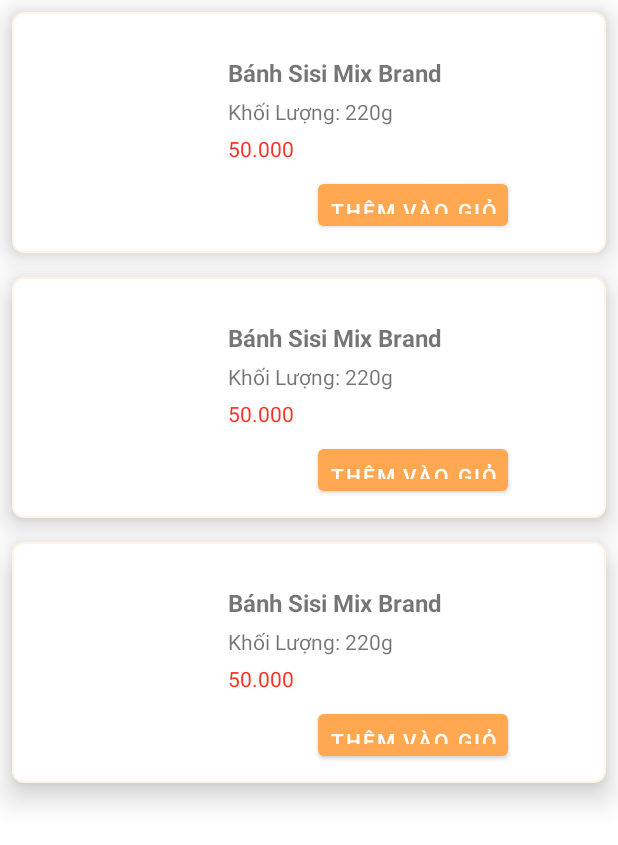
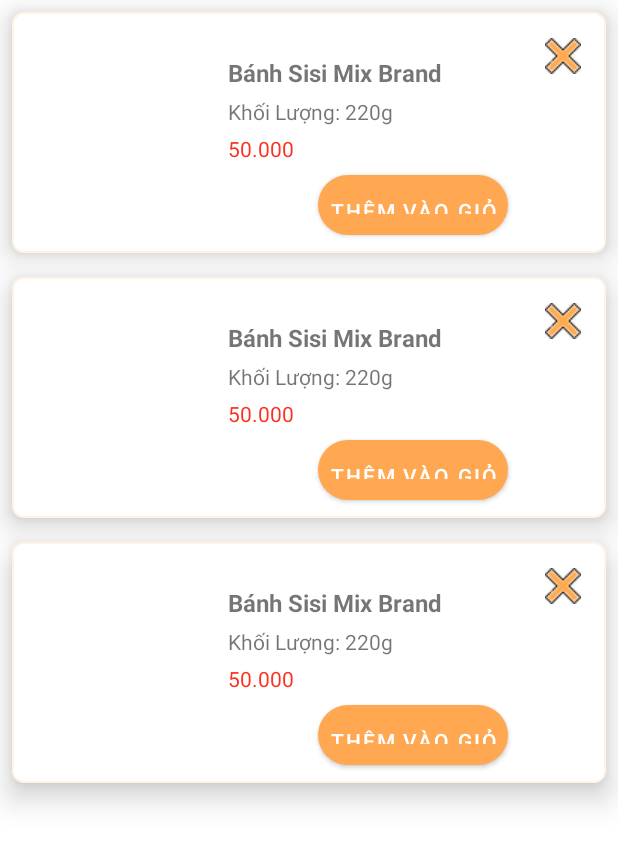
Before and after one commit to Trang90/ADemo, an Android app: the layout fragment_favorite.xml on its own in the app's theme, with its tools: preview values and no code run, on a phone screen of 412 x 824 dp. Shown: the top 845 px of the screen. Run offline under Robolectric (Android 15) with nearby library versions, the phone set to English and light mode, and no system bars.

Commit message:
fix favotite

```diff
--- a/app/src/main/java/com/asiasquare/byteg/shoppingdemo/detail/DetailFragment.kt
+++ b/app/src/main/java/com/asiasquare/byteg/shoppingdemo/detail/DetailFragment.kt
@@ -66,7 +66,7 @@ class DetailFragment : Fragment(){
 
         binding.ivFavorite.setOnClickListener {
             //Toast.makeText(context, "Favorite item is added", Toast.LENGTH_SHORT).show()
-            viewModel.onAddFavoriteClicking()
+            viewModel.onFavoriteClicking()
         }
 
     }
--- a/app/src/main/java/com/asiasquare/byteg/shoppingdemo/itemlist/ItemListFragmentViewModel.kt
+++ b/app/src/main/java/com/asiasquare/byteg/shoppingdemo/itemlist/ItemListFragmentViewModel.kt
@@ -6,7 +6,6 @@ import androidx.lifecycle.*
 import com.asiasquare.byteg.shoppingdemo.backendservice.ServerApi
 import com.asiasquare.byteg.shoppingdemo.database.AsiaDatabase
 import com.asiasquare.byteg.shoppingdemo.database.items.NetworkItem
-import com.asiasquare.byteg.shoppingdemo.repository.ItemListRepository
 import kotlinx.coroutines.Dispatchers
 import kotlinx.coroutines.flow.MutableStateFlow
 import kotlinx.coroutines.flow.flatMapLatest
--- /dev/null
+++ b/app/src/main/res/drawable/custom_button.xml
@@ -0,0 +1,11 @@
+<?xml version="1.0" encoding="utf-8"?>
+<shape xmlns:android="http://schemas.android.com/apk/res/android"
+    android:shape="rectangle"
+    >
+
+    <corners android:radius="30dp" />
+    <solid android:color="@color/colorAccent" />
+    <padding android:left="5dp"
+        android:right="5dp"/>
+
+</shape>
--- a/app/src/main/res/layout/fragment_favorite.xml
+++ b/app/src/main/res/layout/fragment_favorite.xml
@@ -18,5 +18,44 @@
         tools:listitem="@layout/grid_view_favorite_item"
         app:layoutManager="androidx.recyclerview.widget.GridLayoutManager"
         />
+    <RelativeLayout
 
+        android:id="@+id/empty_view"
+        android:layout_width="wrap_content"
+        android:layout_height="wrap_content"
+        android:layout_marginStart="8dp"
+        android:layout_marginTop="8dp"
+        android:layout_marginEnd="8dp"
+        android:layout_marginBottom="8dp"
+        android:visibility="invisible"
+        app:layout_constraintBottom_toBottomOf="parent"
+        app:layout_constraintEnd_toEndOf="parent"
+        app:layout_constraintStart_toStartOf="parent"
+        app:layout_constraintTop_toTopOf="parent"
+        app:layout_constraintVertical_bias="0.35">
+
+
+        <ImageView
+            android:id="@+id/empty_shelter_image"
+            android:layout_width="match_parent"
+            android:layout_height="wrap_content"
+            android:src="@drawable/wishlist" />
+
+        <TextView
+
+            android:id="@+id/empty_title_text"
+            android:layout_width="wrap_content"
+            android:layout_height="wrap_content"
+            android:layout_below="@+id/empty_shelter_image"
+            android:layout_centerHorizontal="true"
+            android:layout_marginStart="0dp"
+            android:layout_marginEnd="0dp"
+            android:fontFamily="sans-serif-medium"
+            android:paddingTop="16dp"
+            android:text="@string/empty_view_tilte_favorite"
+            android:textAppearance="?android:textAppearanceMedium"
+            android:textSize="@dimen/textsize_blank_site" />
+
+
+    </RelativeLayout>
 </androidx.constraintlayout.widget.ConstraintLayout>
--- a/app/src/main/res/layout/grid_view_favorite_item.xml
+++ b/app/src/main/res/layout/grid_view_favorite_item.xml
@@ -72,13 +72,13 @@
             android:layout_marginTop="8dp"
             android:layout_marginBottom="8dp"
             android:padding="8dp"
-            android:text="thêm vào giỏ"
+            android:text="Thêm vào giỏ"
             android:textColor="#FFFFFF"
             app:layout_constraintBottom_toBottomOf="parent"
             app:layout_constraintEnd_toEndOf="@+id/button_xoa_yeu_thich"
             app:layout_constraintStart_toEndOf="@+id/anh_item_yeu_thich"
-            app:layout_constraintTop_toBottomOf="@+id/gia_item_yeu_thich" />
-        <!--android:background="@drawable/custom_button"-->
+            app:layout_constraintTop_toBottomOf="@+id/gia_item_yeu_thich"
+            android:background="@drawable/custom_button"/>
 
         <ImageButton
             android:id="@+id/button_xoa_yeu_thich"
@@ -87,8 +87,8 @@
             android:background="@android:color/transparent"
             android:textSize="17sp"
             app:layout_constraintEnd_toEndOf="parent"
-            app:layout_constraintTop_toTopOf="parent" />
-        <!--android:src="@drawable/cancel_64"-->
+            app:layout_constraintTop_toTopOf="parent"
+            android:src="@drawable/cancel_64"/>
 
 
         <!--  //TODO SALE-->
@@ -98,7 +98,7 @@
             android:layout_height="wrap_content"
             android:layout_marginStart="8dp"
             android:layout_marginTop="5dp"
-            android:text="40.000"
+            tools:text="40.000"
             android:visibility="invisible"
             android:textColor="#fa3223"
             app:layout_constraintStart_toEndOf="@+id/gia_item_yeu_thich"
--- a/app/src/main/res/values/strings.xml
+++ b/app/src/main/res/values/strings.xml
@@ -4,6 +4,9 @@
     <string name="favorite">Favorite</string>
     <string name="cart">Cart</string>
     <string name="search">Search</string>
-    <!-- TODO: Remove or change this placeholder text -->
-    <string name="hello_blank_fragment">Hello blank fragment</string>
+
+
+    <!-- Title text for the empty view, which describes the empty dog house image [CHAR LIMIT=50] -->
+    <string name="empty_view_title_shopping_cart">Your shopping cart is empty... </string>
+    <string name="empty_view_tilte_favorite">Favorites list is empty.. .</string>
 </resources>
```
Also changed, not shown: app/src/main/java/com/asiasquare/byteg/shoppingdemo/detail/DetailFragmentViewModel.kt (+14 -5 lines), app/src/main/java/com/asiasquare/byteg/shoppingdemo/favorite/FavoriteFragment.kt (+31 -4 lines), app/src/main/java/com/asiasquare/byteg/shoppingdemo/repository/ItemListRepository.kt (+23 -23 lines), app/src/main/res/drawable/wishlist.png (added).
